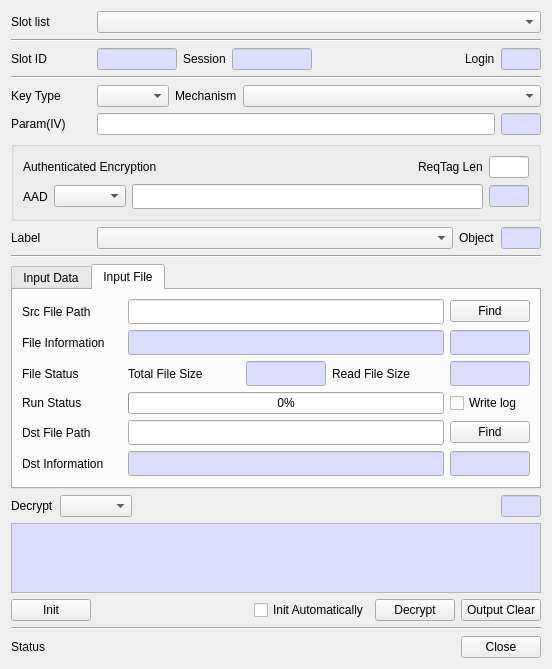
This is CryptokiMan/decrypt_dlg.ui in jykim74/CryptokiMan as Qt 5 draws it before an edit. The edited form follows.
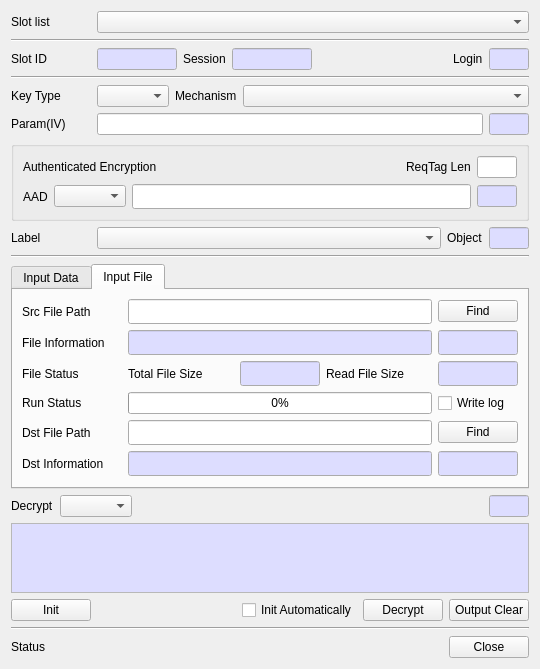
This is the edited form.

Diff of the .ui file:
```diff
--- a/CryptokiMan/decrypt_dlg.ui
+++ b/CryptokiMan/decrypt_dlg.ui
@@ -6,7 +6,7 @@
    <rect>
     <x>0</x>
     <y>0</y>
-    <width>552</width>
+    <width>540</width>
     <height>649</height>
    </rect>
   </property>
```
